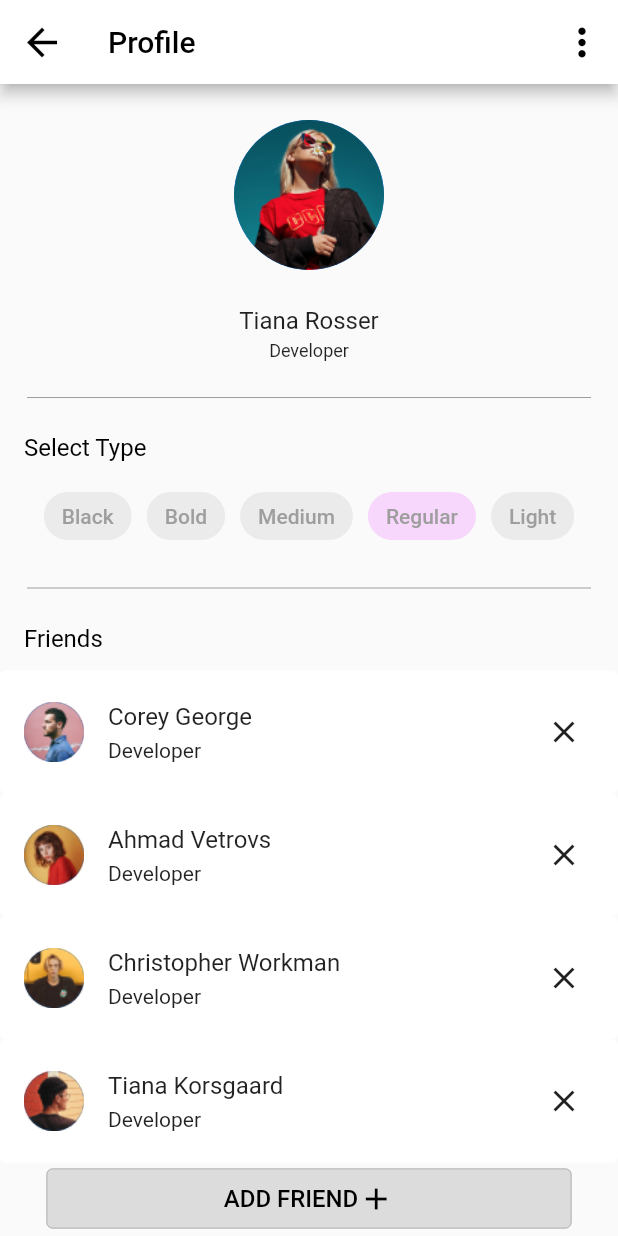
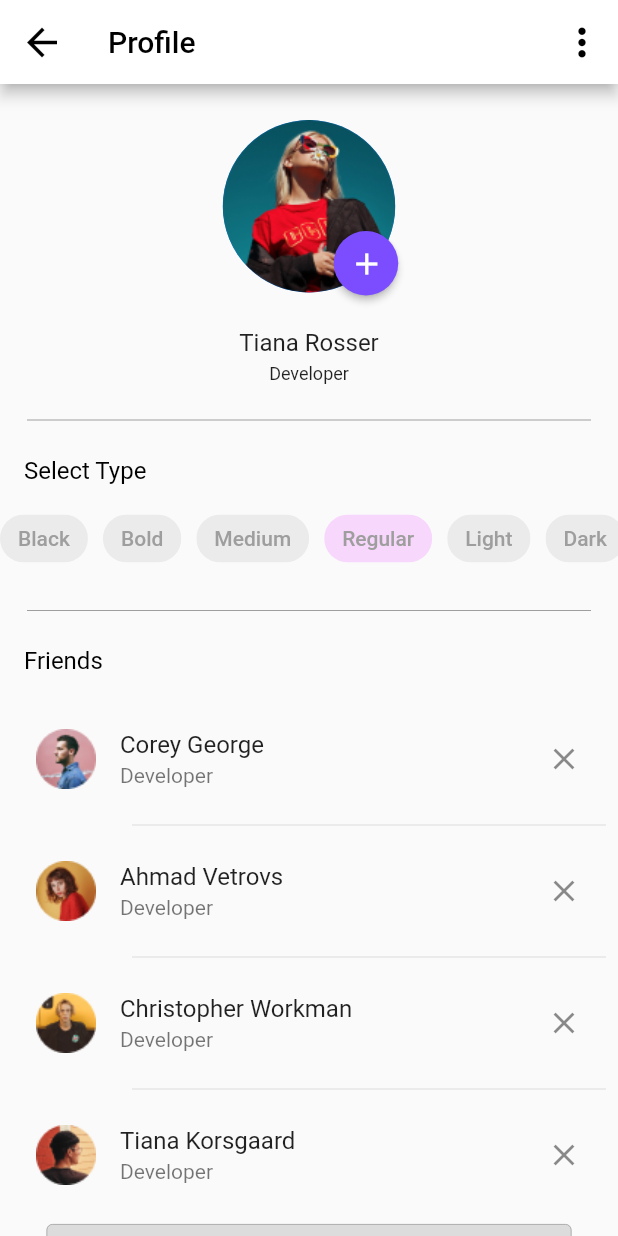
Before and after one commit to noza0727/Flutter_accelerator_project, a Flutter app: the screen it shows after launch, on a phone screen of 412 x 824 dp. Run offline on Flutter 3.47's test engine with Material 2 defaults, Android fonts, the phone set to English and light mode, and no system bars.

Commit message:
[IMPROVED] Organized structure

```diff
--- /dev/null
+++ b/lib/components/avatar_image.dart
@@ -0,0 +1,40 @@
+import 'package:flutter/cupertino.dart';
+import 'package:flutter/material.dart';
+
+class AvatarImage extends StatefulWidget {
+
+  @override
+  _AvatarImageState createState() => _AvatarImageState();
+}
+
+class _AvatarImageState extends State<AvatarImage> {
+
+  @override
+  Widget build(BuildContext context) {
+    return SizedBox(
+      height: 115,
+      width: 115,
+      child: Stack(
+        clipBehavior: Clip.none,
+        fit: StackFit.expand,
+        children: [
+          CircleAvatar(
+            backgroundImage: AssetImage('assets/avatar-girl.png'),
+          ),
+          Positioned(
+              width: 43,
+              height: 43,
+              bottom: -2,
+              right: -2,
+              child: RawMaterialButton(
+                onPressed: () {},
+                fillColor: Colors.deepPurpleAccent,
+                child: Icon(Icons.add, color: Colors.white),
+                padding: EdgeInsets.all(10.0),
+                shape: CircleBorder(),
+              )),
+        ],
+      ),
+    );
+  }
+}
--- /dev/null
+++ b/lib/components/components.dart
@@ -0,0 +1,5 @@
+export 'avatar_image.dart';
+export 'friendsList.dart';
+export 'myMediaGrid.dart';
+export 'typeChoiceChips.dart';
+export 'instructionText.dart';
--- /dev/null
+++ b/lib/components/friendsList.dart
@@ -0,0 +1,52 @@
+import 'package:accelerator_flutter/objects/Freind.dart';
+import 'package:accelerator_flutter/utils/app_styles.dart';
+import 'package:flutter/cupertino.dart';
+import 'package:flutter/material.dart';
+
+class FriendsList extends StatefulWidget {
+  @override
+  _FriendsListState createState() => _FriendsListState();
+}
+
+class _FriendsListState extends State<FriendsList> {
+
+  List friendsList = [
+    Friend(
+        name: "Corey George",
+        profession: "Developer",
+        avatar: "assets/friend1.png"),
+    Friend(
+        name: "Ahmad Vetrovs",
+        profession: "Developer",
+        avatar: "assets/friend2.png"),
+    Friend(
+        name: "Christopher Workman",
+        profession: "Developer",
+        avatar: "assets/friend3.png"),
+    Friend(
+        name: "Tiana Korsgaard",
+        profession: "Developer",
+        avatar: "assets/friend4.png"),
+  ];
+  @override
+  Widget build(BuildContext context) {
+    Friend friend;
+    return Container(
+          height: 350.0,
+          child: ListView.separated(
+              padding: const EdgeInsets.all(8),
+              itemCount: friendsList.length,
+              separatorBuilder: (BuildContext context, int index) => Divider(indent: 80,),
+              itemBuilder: (BuildContext context, int index) {
+                friend = friendsList[index];
+                return ListTile(
+                    title: Text(friend.name, style: AppStyles.listTitleTextStyle),
+                    leading: Image.asset(friend.avatar),
+                    trailing: Icon(Icons.close),
+                    subtitle: Text(friend.profession, style: AppStyles.listSubtitleTextStyle)
+                );
+              }
+          ),
+        );
+  }
+}
--- a/lib/statelessWidgets.dart
+++ b/lib/components/instructionText.dart
@@ -1,3 +1,4 @@
+import 'package:accelerator_flutter/utils/app_styles.dart';
 import 'package:flutter/cupertino.dart';
 import 'package:flutter/material.dart';
 
@@ -13,7 +14,7 @@ class InstructionText extends StatelessWidget {
       padding: EdgeInsets.only(left: 16.0, bottom: 12.0),
       child: Text(
         text,
-        style: TextStyle(color: Colors.black, fontSize: 16.0),
+        style: AppStyles.profileInstructionsTextStyle,
       ),
     );
   }
--- /dev/null
+++ b/lib/components/myMediaGrid.dart
@@ -0,0 +1,66 @@
+import 'package:flutter/cupertino.dart';
+import 'package:flutter/material.dart';
+
+class MyMediaGrid extends StatefulWidget {
+  @override
+  _MyMediaGridState createState() => _MyMediaGridState();
+}
+
+class _MyMediaGridState extends State<MyMediaGrid> {
+
+  List<String> mediaList = [
+    'assets/Rectangle6.png',
+    "assets/Rectangle7.png",
+    "assets/Rectangle8.png",
+    "assets/Rectangle9.png",
+    "assets/Rectangle10.png",
+    "assets/Rectangle11.png",
+    "assets/Rectangle12.png",
+    "assets/Rectangle13.png",
+    "assets/Rectangle14.png",
+  ];
+
+  @override
+  Widget build(BuildContext context) {
+    return  Container(
+          margin: EdgeInsets.only(left: 16.0, right: 16.0),
+          height: 400.0,
+          child: GridView.builder(
+              itemCount: mediaList.length,
+              gridDelegate: SliverGridDelegateWithFixedCrossAxisCount(
+                crossAxisCount: 3,
+              ),
+              itemBuilder: (BuildContext context, int index) {
+                return Padding(
+                  padding: EdgeInsets.all(6.0),
+                  child: Container(
+                      height: 95.0,
+                      width: 95.0,
+                      decoration: BoxDecoration(
+                          image: DecorationImage(
+                            image: AssetImage(mediaList[index]),
+                            fit: BoxFit.cover,
+                          )
+                      ),
+                      child: Stack(
+                          children: < Widget>[
+                            Positioned(
+                              width: 25,
+                              height: 25,
+                              right: 8,
+                              top: 8,
+                              child: RawMaterialButton(
+                                onPressed: () {},
+                                fillColor: Colors.white,
+                                child: Icon(Icons.cancel_rounded, color: Colors.red[200], size: 25),
+                                shape: CircleBorder(),
+                              ),
+                            ),
+                          ]
+                      )
+                  ),
+                );
+              }),
+        );
+  }
+}
--- /dev/null
+++ b/lib/components/typeChoiceChips.dart
@@ -0,0 +1,56 @@
+import 'package:accelerator_flutter/utils/app_colors.dart';
+import 'package:flutter/cupertino.dart';
+import 'package:flutter/material.dart';
+
+class TypeChoiceChips extends StatefulWidget {
+  @override
+  _TypeChoiceChipsState createState() => _TypeChoiceChipsState();
+}
+
+class _TypeChoiceChipsState extends State<TypeChoiceChips> {
+
+  List<String> _choices;
+  int _defaultChoiceIndex;
+
+  @override
+  void initState() {
+    super.initState();
+    _choices = ["Black", "Bold", "Medium", "Regular", "Light", "Dark", "Opacity"];
+    _defaultChoiceIndex = 3;
+  }
+
+  @override
+  Widget build(BuildContext context) {
+    return SingleChildScrollView(
+      scrollDirection: Axis.horizontal,
+      child: Row(
+        mainAxisAlignment: MainAxisAlignment.center,
+        children: [
+          Wrap(
+            spacing: 10.0,
+            children: List<Widget>.generate(
+              _choices.length,
+                  (int index) {
+                return ChoiceChip(
+                  label: Text(_choices[index]),
+                  selected: _defaultChoiceIndex == index,
+                  onSelected: (bool selected) {
+                    setState(() {
+                      _defaultChoiceIndex =
+                      selected ? index : null;
+                    });
+                  },
+                  selectedColor: AppColors.pinkish,
+                  backgroundColor: AppColors.whitishBG,
+                  labelStyle: TextStyle(
+                    color: Colors.grey,
+                  ),
+                );
+              },
+            ).toList(),
+          ),
+        ],
+      ),
+    );
+  }
+}
--- a/lib/profile.dart
+++ b/lib/profile.dart
@@ -1,8 +1,6 @@
-import 'package:accelerator_flutter/objects/Freind.dart';
-import 'package:accelerator_flutter/statelessWidgets.dart';
-import 'package:accelerator_flutter/widgets.dart';
 import 'package:flutter/cupertino.dart';
 import 'package:flutter/material.dart';
+import 'components/components.dart';
 
 class ProfilePage extends StatefulWidget {
   @override
@@ -10,36 +8,6 @@ class ProfilePage extends StatefulWidget {
 }
 
 class _ProfilePageState extends State<ProfilePage> {
-  List friendsList = [
-    Friend(
-        name: "Corey George",
-        profession: "Developer",
-        avatar: "assets/friend1.png"),
-    Friend(
-        name: "Ahmad Vetrovs",
-        profession: "Developer",
-        avatar: "assets/friend2.png"),
-    Friend(
-        name: "Christopher Workman",
-        profession: "Developer",
-        avatar: "assets/friend3.png"),
-    Friend(
-        name: "Tiana Korsgaard",
-        profession: "Developer",
-        avatar: "assets/friend4.png"),
-  ];
-
-  List<String> mediaList = [
-    'assets/Rectangle6.png',
-    "assets/Rectangle7.png",
-    "assets/Rectangle8.png",
-    "assets/Rectangle9.png",
-    "assets/Rectangle10.png",
-    "assets/Rectangle11.png",
-    "assets/Rectangle12.png",
-    "assets/Rectangle13.png",
-    "assets/Rectangle14.png",
-  ];
 
   @override
   void initState() {
@@ -81,14 +49,7 @@ class _ProfilePageState extends State<ProfilePage> {
                         SizedBox(
                           height: 24.0,
                         ),
-                    CircleAvatar(
-                      radius: 50.0,
-                      //backgroundImage: AssetImage('assets/avatar-girl.png'),
-                      child: ClipRRect(
-                        borderRadius: BorderRadius.circular(50.0),
-                        child: Image.asset('assets/avatar-girl.png'),
-                      ),
-                    ),
+                        AvatarImage(),
                         SizedBox(
                           height: 24.0,
                         ),
@@ -113,9 +74,7 @@ class _ProfilePageState extends State<ProfilePage> {
                           indent: 18.0,
                           endIndent: 18.0,
                         ),
-
                         //-------------Select Type------------
-
                         InstructionText(text: "Select Type"),
                         TypeChoiceChips(),
                         Divider(
@@ -124,21 +83,12 @@ class _ProfilePageState extends State<ProfilePage> {
                           indent: 18.0,
                           endIndent: 18.0,
                         ),
-
                         InstructionText(text: "Friends"),
                       ]),
                 ),
 
                 //----------Friends----------
-
-            SliverList(
-                delegate: SliverChildBuilderDelegate(
-              (BuildContext context, int index) {
-                return _buildFriendCards(friendsList[index]);
-              },
-              childCount: friendsList.length,
-            )),
-
+                SliverToBoxAdapter(child: FriendsList()),
                 SliverToBoxAdapter(
                     child: Column(
                       children: [
@@ -171,96 +121,52 @@ class _ProfilePageState extends State<ProfilePage> {
                           indent: 18.0,
                           endIndent: 18.0,
                         ),
+
+                        InstructionText(text: "My Media"),
                       ],
                     )),
 
                 //--------My Media------
+                SliverToBoxAdapter(child: MyMediaGrid()),
                 SliverToBoxAdapter(
                   child: Container(
-                  height: 400.0,
-                  child: GridView.builder(
-                      itemCount: mediaList.length,
-                      gridDelegate: SliverGridDelegateWithFixedCrossAxisCount(
-                        crossAxisCount: 3,
-                      ),
-                      itemBuilder: (BuildContext context, int index) {
-                        return Padding(
-                          padding: EdgeInsets.all(14.0),
-                          child: Container(
-                            height: 95.0,
-                            width: 95.0,
-                            decoration: BoxDecoration(
-                                image: DecorationImage(
-                                  image: AssetImage(mediaList[index]),
-                                  fit: BoxFit.cover,
-                                )
-                            ),
-                          ),
-                        );
-                      }),
-                )
-            ),
-            SliverToBoxAdapter(
+                    padding: EdgeInsets.only(bottom: 24.0),
                     child: Row(
                       mainAxisAlignment: MainAxisAlignment.center,
                       children: <Widget>[
                         ElevatedButton(
-                      child: Text("DELETE"),
-                       onPressed: (){},
+                          child: Text(
+                            "DELETE",
+                            style: TextStyle(color: Colors.white),
                           ),
+                          style: ElevatedButton.styleFrom(
+                            primary: Colors.deepPurpleAccent,
+                            minimumSize: Size(180.0, 35.0),
+                          ),
+                          onPressed: () {},
+                        ),
+                        SizedBox(width: 16.0),
                         ElevatedButton(
-                      onPressed: (){},
-                      child: Text("ADD"))
+                          child: Text(
+                            "ADD",
+                            style: TextStyle(color: Colors.deepPurpleAccent),
+                          ),
+                          style: ElevatedButton.styleFrom(
+                              elevation: 0,
+                              minimumSize: Size(180.0, 35.0),
+                              primary: Colors.white,
+                              side: BorderSide(
+                                  color: Colors.grey,
+                                  width: 1.0)
+                          ),
+                          onPressed: () {},
+                        )
                       ],
+                    ),
                   ),
                 )
               ],
-        ));
-  }
-}
-
-Card _buildFriendCards(Friend friend) {
-  return Card(
-    margin: EdgeInsets.all(0.0),
-    elevation: 0.0,
-    shadowColor: null,
-    child: Container(
-      padding: EdgeInsets.fromLTRB(16.0, 16.0, 24.0, 16.0),
-      child: Row(
-        children: <Widget>[
-          CircleAvatar(
-            radius: 20.0,
-            child: Image.asset(friend.avatar),
-          ),
-          Expanded(
-            flex: 1,
-            child: Container(
-              margin: EdgeInsets.fromLTRB(16.0, 5.0, 10.0, 5.0),
-              child: Column(
-                crossAxisAlignment: CrossAxisAlignment.start,
-                children: [
-                  Text(
-                    friend.name,
-                    style: TextStyle(
-                      fontSize: 16.0,
-                    ),
-                  ),
-                  SizedBox(
-                    height: 5.0,
-                  ),
-                  Text(
-                    friend.profession,
-                    style: TextStyle(
-                      fontSize: 14.0,
-                    ),
-                  ),
-                ],
-              ),
-            ),
-          ),
-          Icon(Icons.close),
-        ],
-      ),
             ),
     );
   }
+}
--- /dev/null
+++ b/lib/utils/app_colors.dart
@@ -0,0 +1,7 @@
+import 'dart:ui';
+import 'package:flutter/material.dart';
+
+class AppColors{
+  static const Color pinkish = Color(0xFFF8D7FC);
+  static const Color whitishBG = Color(0xF5EAEAEA);
+}
--- /dev/null
+++ b/lib/utils/app_styles.dart
@@ -0,0 +1,8 @@
+import 'package:flutter/cupertino.dart';
+import 'package:flutter/material.dart';
+
+class AppStyles{
+  static const profileInstructionsTextStyle = TextStyle(color: Colors.black, fontSize: 16.0);
+  static const listTitleTextStyle = TextStyle(fontSize: 16.0);
+  static const listSubtitleTextStyle = TextStyle(fontSize: 14.0);
+}
--- a/lib/widgets.dart
+++ /dev/null
@@ -1,53 +0,0 @@
-import 'package:flutter/cupertino.dart';
-import 'package:flutter/material.dart';
-
-class TypeChoiceChips extends StatefulWidget {
-  @override
-  _TypeChoiceChipsState createState() => _TypeChoiceChipsState();
-}
-
-class _TypeChoiceChipsState extends State<TypeChoiceChips> {
-
-  List<String> _choices;
-  int _defaultChoiceIndex;
-  Color chipTextColor = Colors.grey;
-
-  @override
-  void initState() {
-    super.initState();
-    _choices = ["Black", "Bold", "Medium", "Regular", "Light"];
-    _defaultChoiceIndex = 3;
-  }
-
-  @override
-  Widget build(BuildContext context) {
-    return Row(
-      mainAxisAlignment: MainAxisAlignment.center,
-      children: [
-        Wrap(
-          spacing: 10.0,
-          children: List<Widget>.generate(
-            _choices.length,
-                (int index) {
-              return ChoiceChip(
-                label: Text(_choices[index]),
-                selected: _defaultChoiceIndex == index,
-                onSelected: (bool selected) {
-                  setState(() {
-                    _defaultChoiceIndex =
-                    selected ? index : null;
-                  });
-                },
-                selectedColor: Color(0xFFF8D7FC),
-                backgroundColor: Color(0xF5EAEAEA),
-                labelStyle: TextStyle(
-                  color: chipTextColor,
-                ),
-              );
-            },
-          ).toList(),
-        ),
-      ],
-    );
-  }
-}
--- a/pubspec.yaml
+++ b/pubspec.yaml
@@ -24,10 +24,12 @@ dependencies:
   flutter:
     sdk: flutter
 
-
   # The following adds the Cupertino Icons font to your application.
   # Use with the CupertinoIcons class for iOS style icons.
   cupertino_icons: ^1.0.2
+  flutter_bloc: ^0.21.0
+  bloc: ^0.15.0
+  equatable: ^0.5.1
 
 dev_dependencies:
   flutter_test:
```
Also changed, not shown: pubspec.lock. Lines whose indentation alone changed are shown as unchanged.
